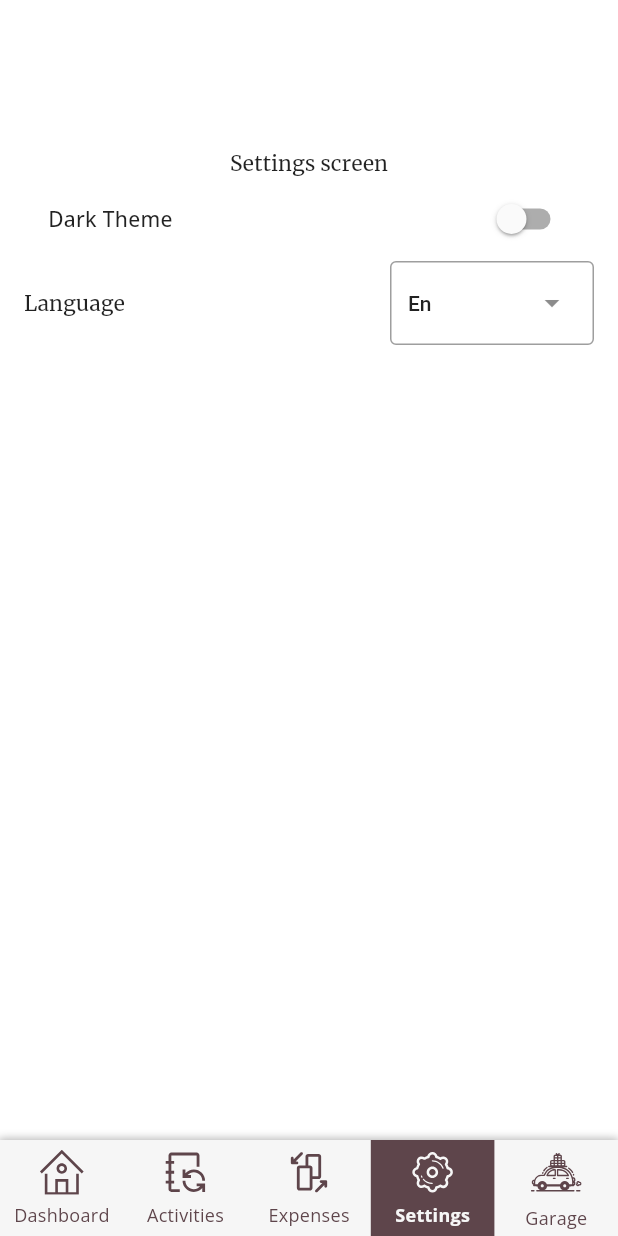
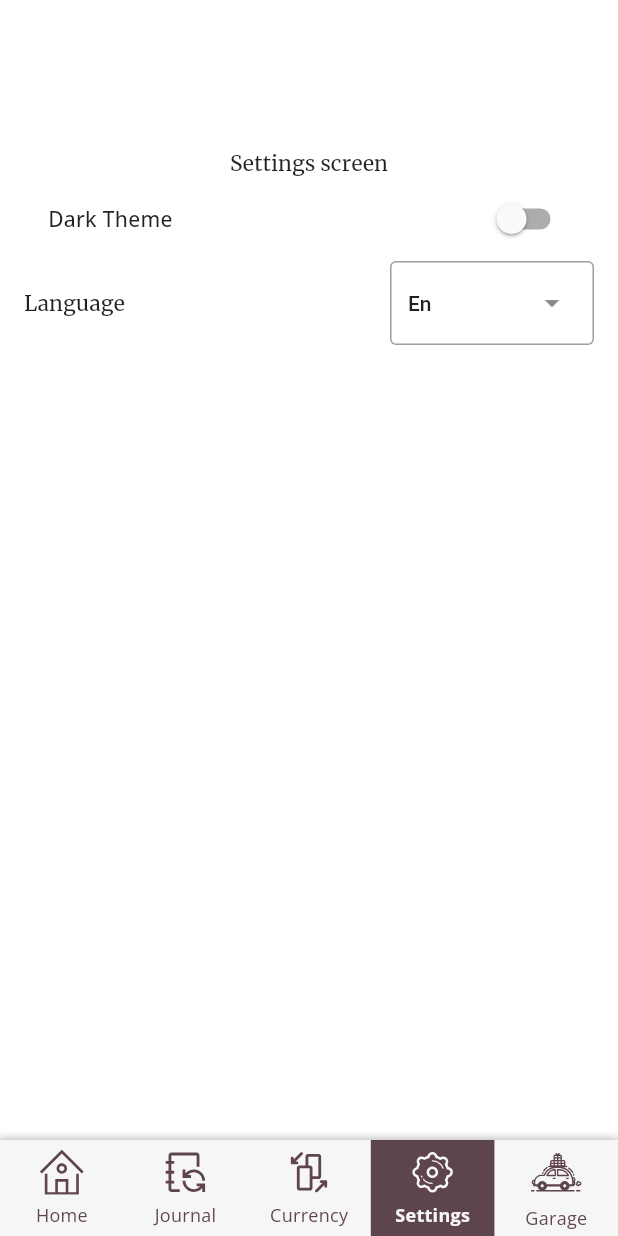
Before and after one commit to NikonovichN/car_costs, a Flutter app: the screen it shows after launch, item 4 of the bottom bar chosen, on a phone screen of 412 x 824 dp. Run offline on Flutter 3.47's test engine with Material 2 defaults, Android fonts, the light colour scheme and no system bars; our stand-ins replace flutter_riverpod, flutter_svg, freezed_annotation, go_router, shared_preferences; generated files the repository leaves out were written again.

Commit message:
add: translations for navigation bottom bar

```diff
--- a/lib/l10n/app_en.arb
+++ b/lib/l10n/app_en.arb
@@ -1,5 +1,11 @@
 {
   "@@locale": "en",
   "dark_theme": "Dark Theme",
-  "language": "Language"
+  "language": "Language",
+  "navigationBarButtonCurrency": "Currency",
+  "navigationBarButtonExpenses": "Expenses",
+  "navigationBarButtonGarage": "Garage",
+  "navigationBarButtonHome": "Home",
+  "navigationBarButtonJournal": "Journal",
+  "navigationBarButtonSettings": "Settings"
 }
--- a/lib/src/navigation/bottom_navigation_app.dart
+++ b/lib/src/navigation/bottom_navigation_app.dart
@@ -1,11 +1,11 @@
-import 'package:car_costs/src/config/providers.dart';
 import 'package:flutter/material.dart';
 
+import 'package:flutter_gen/gen_l10n/app_localizations.dart';
 import 'package:flutter_riverpod/flutter_riverpod.dart';
 
-import 'constants.dart';
 import 'navigation_shell_provider.dart';
 import '../widgets/navigation.dart';
+import '../config/providers.dart';
 
 ///
 /// This Widget should be used in tandem with [NavigationShellProvider]
@@ -17,7 +17,7 @@ class BottomNavigationApp extends ConsumerWidget {
   Widget build(BuildContext context, WidgetRef ref) {
     final navigationShell = NavigationShellProvider.of(context).navigationShell;
     final iconPaths = ref.read(iconPathsProvider);
-    final routePaths = ref.read(routePathsProvider);
+    final localizations = AppLocalizations.of(context)!;
 
     return BottomNavigationBarApp(
       currentIndex: navigationShell.currentIndex,
@@ -25,23 +25,23 @@ class BottomNavigationApp extends ConsumerWidget {
       items: [
         BottomBarItemApp(
           iconPath: iconPaths.homeSvg,
-          label: routePaths.dashboard,
+          label: localizations.navigationBarButtonHome,
         ),
         BottomBarItemApp(
           iconPath: iconPaths.activitiesSvg,
-          label: routePaths.activities,
+          label: localizations.navigationBarButtonJournal,
         ),
         BottomBarItemApp(
           iconPath: iconPaths.currencySvg,
-          label: routePaths.expenses,
+          label: localizations.navigationBarButtonCurrency,
         ),
         BottomBarItemApp(
           iconPath: iconPaths.settingsSvg,
-          label: routePaths.settings,
+          label: localizations.navigationBarButtonSettings,
         ),
         BottomBarItemApp(
           iconPath: iconPaths.garageSvg,
-          label: routePaths.garage,
+          label: localizations.navigationBarButtonGarage,
         ),
       ],
     );
--- a/lib/src/widgets/navigation/bottom_bar_item_app.dart
+++ b/lib/src/widgets/navigation/bottom_bar_item_app.dart
@@ -1,8 +1,6 @@
 import 'package:flutter/material.dart';
 
 import 'package:flutter_svg/flutter_svg.dart';
-
-import '../../utils/string_extensions.dart';
 
 class BottomBarItemApp extends StatelessWidget {
   final String iconPath;
@@ -27,7 +25,7 @@ class BottomBarItemApp extends StatelessWidget {
           ),
         ),
         const SizedBox(height: 5),
-        Text(label.firstLetterToUpperCase()),
+        Text(label),
       ],
     );
   }
```
Also changed, not shown: lib/l10n/app_ru.arb (+7 -1 lines).
